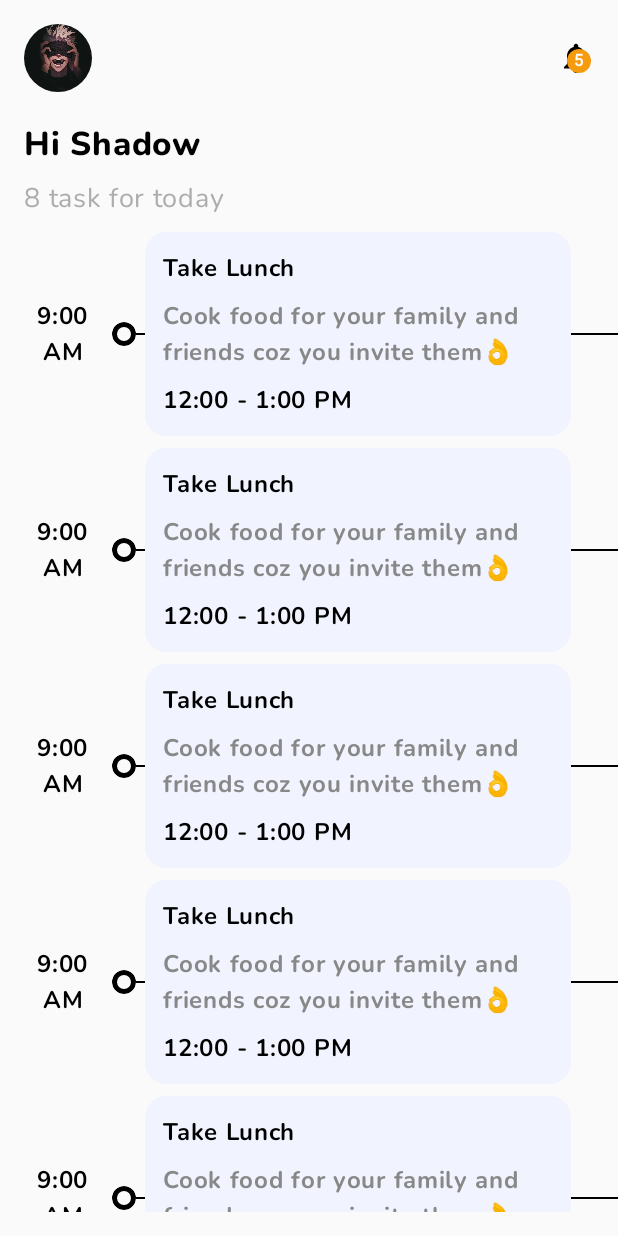
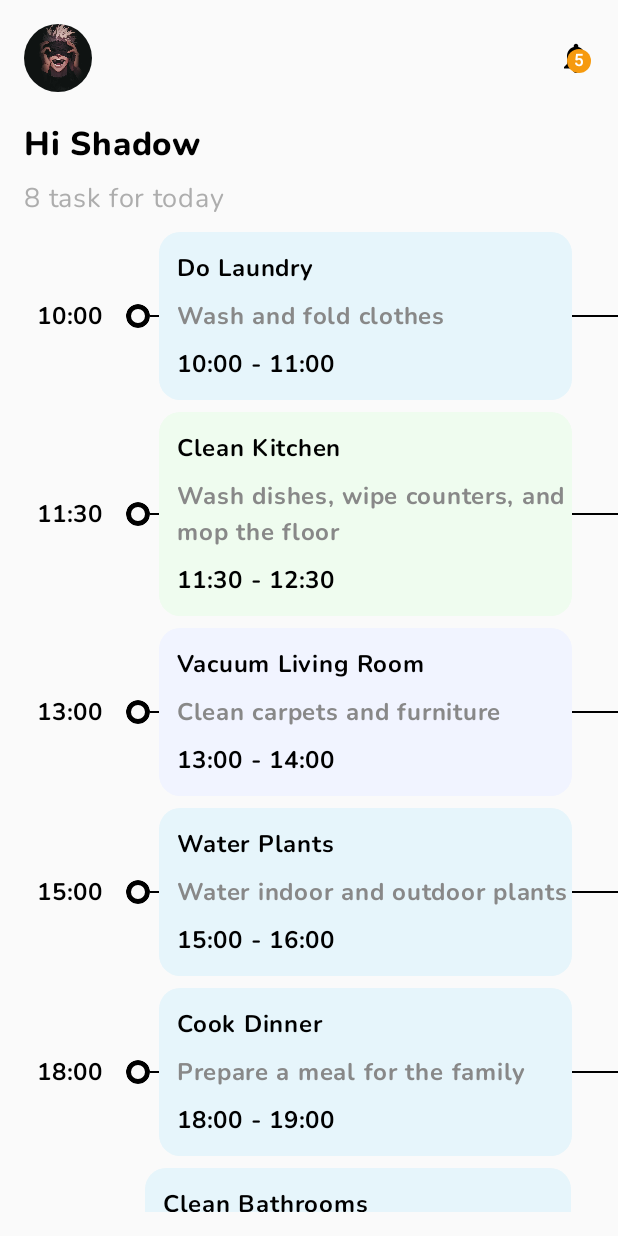
Before and after one commit to yhrjfj/TODO_UI_Compose, an Android app built with Jetpack Compose: the screen it shows after launch (MainActivity), on a phone screen of 412 x 824 dp. Run offline under Robolectric (Android 15) with nearby library versions, the phone set to English and light mode, and no system bars.

Commit message:
Add random color and do some minor change according to take task list from Task.kt file

```diff
--- a/app/src/main/java/com/yhr/jfj/todo_ui_compose/MainActivity.kt
+++ b/app/src/main/java/com/yhr/jfj/todo_ui_compose/MainActivity.kt
@@ -10,11 +10,14 @@ import androidx.compose.foundation.layout.fillMaxSize
 import androidx.compose.foundation.layout.height
 import androidx.compose.foundation.layout.padding
 import androidx.compose.foundation.lazy.LazyColumn
+import androidx.compose.foundation.lazy.items
 import androidx.compose.ui.Modifier
 import androidx.compose.ui.unit.dp
+import com.yhr.jfj.todo_ui_compose.taskmanager.data.Task
 import com.yhr.jfj.todo_ui_compose.taskmanager.data.components.ProfileHeaderComponent
 import com.yhr.jfj.todo_ui_compose.taskmanager.data.components.TaskComponent
 import com.yhr.jfj.todo_ui_compose.taskmanager.data.components.WelcomeMessageComponent
+import com.yhr.jfj.todo_ui_compose.taskmanager.data.taskList
 import com.yhr.jfj.todo_ui_compose.ui.theme.TODO_UI_ComposeTheme
 
 class MainActivity : ComponentActivity() {
@@ -44,22 +47,9 @@ class MainActivity : ComponentActivity() {
                             start = 8.dp
                         )
                     ) {
-                        item {
-                            TaskComponent()
+                        items(taskList) { task ->
+                            TaskComponent(task = task)
                             Spacer(modifier = Modifier.height(8.dp))
-                            TaskComponent()
-                            Spacer(modifier = Modifier.height(8.dp))
-                            TaskComponent()
-                            Spacer(modifier = Modifier.height(8.dp))
-                            TaskComponent()
-                            Spacer(modifier = Modifier.height(8.dp))
-                            TaskComponent()
-                            Spacer(modifier = Modifier.height(8.dp))
-                            TaskComponent()
-                            Spacer(modifier = Modifier.height(8.dp))
-                            TaskComponent()
-                            Spacer(modifier = Modifier.height(8.dp))
-
                         }
                     }
                 }
--- a/app/src/main/java/com/yhr/jfj/todo_ui_compose/taskmanager/data/components/TaskComponent.kt
+++ b/app/src/main/java/com/yhr/jfj/todo_ui_compose/taskmanager/data/components/TaskComponent.kt
@@ -26,18 +26,23 @@ import androidx.compose.ui.text.style.TextAlign
 import androidx.compose.ui.tooling.preview.Preview
 import androidx.compose.ui.unit.dp
 import com.yhr.jfj.todo_ui_compose.R
+import com.yhr.jfj.todo_ui_compose.taskmanager.data.Task
+import com.yhr.jfj.todo_ui_compose.ui.theme.LightBlue
+import com.yhr.jfj.todo_ui_compose.ui.theme.LightGreen
 import com.yhr.jfj.todo_ui_compose.ui.theme.LightPurple
 
-@Preview(showSystemUi = true)
 @Composable
-fun TaskComponent() {
+fun TaskComponent(task: Task) {
+
+    val taskColor = listOf(LightPurple, LightBlue, LightGreen).random()
+
     Row(
         modifier = Modifier.fillMaxWidth(),
         verticalAlignment = Alignment.CenterVertically,
         horizontalArrangement = Arrangement.spacedBy(16.dp)
     ) {
         Text(
-            text = "9:00\nAM",
+            text = task.startTime,
             fontFamily = FontFamily(Font(R.font.nunito_bold)),
             textAlign = TextAlign.Center
         )
@@ -65,28 +70,30 @@ fun TaskComponent() {
                     modifier = Modifier
                         .fillMaxWidth()
                         .clip(RoundedCornerShape(14.dp))
-                        .background(LightPurple)
+                        .background(taskColor)
                         .weight(0.9f),
                     verticalArrangement = Arrangement.spacedBy(8.dp)
                 ) {
                     Text(
-                        text = "Take Lunch",
+                        text = task.title,
                         fontFamily = FontFamily(Font(R.font.nunito_bold)),
                         modifier = Modifier.padding(
                             start = 12.dp,
                             top = 12.dp
                         )
                     )
+                    if (task.body != null) {
                         Text(
-                        text = "Cook food for your family and friends coz you invite them👌",
+                            text = task.body,
                             fontFamily = FontFamily(Font(R.font.nunito_bold)),
                             modifier = Modifier.padding(
                                 start = 12.dp,
                             ),
                             color = Color.Gray
                         )
+                    }
                     Text(
-                        text = "12:00 - 1:00 PM",
+                        text = "${task.startTime} - ${task.endTime}",
                         fontFamily = FontFamily(Font(R.font.nunito_bold)),
                         modifier = Modifier.padding(
                             start = 12.dp,
```
Lines whose indentation alone changed are shown as unchanged.
